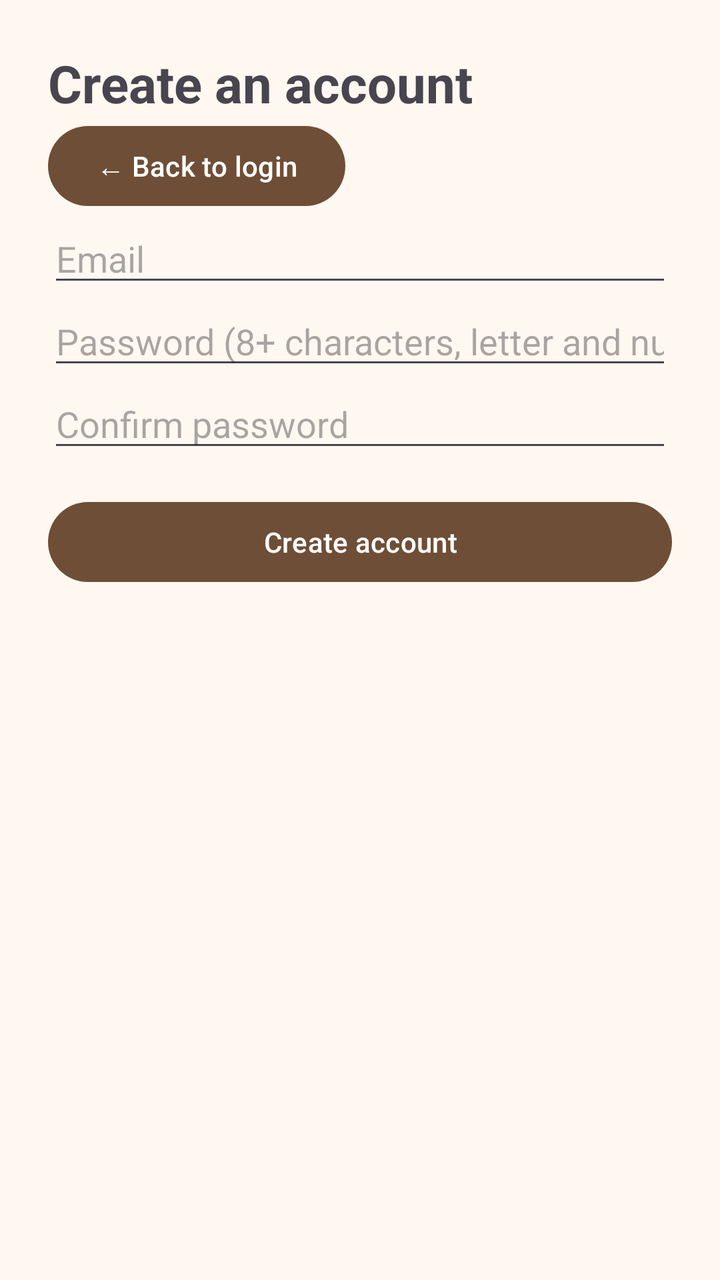
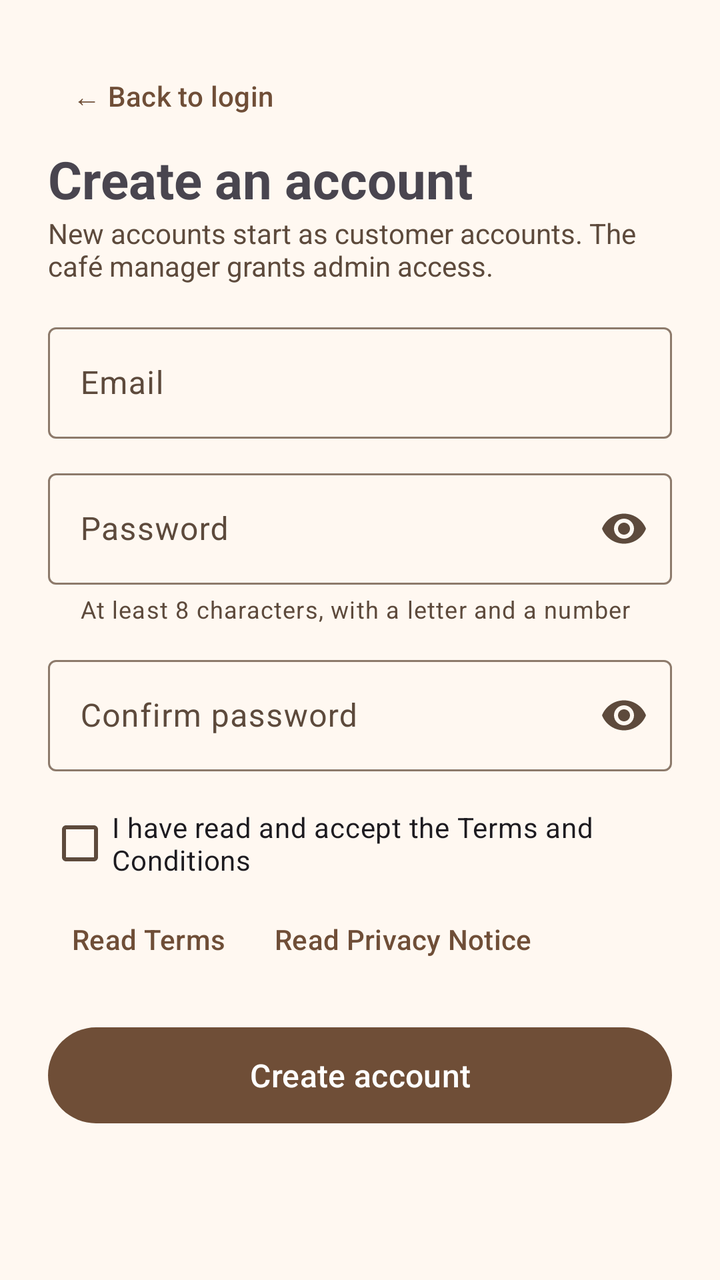

Two renders of the same Android screen: before a commit and after it. Below are the layout's source before the change and the commit's diff.
<!-- AndroidManifest.xml: application theme Theme.SmartCafeAdmin -->
<!-- res/layout/activity_register.xml -->
<?xml version="1.0" encoding="utf-8"?>
<LinearLayout xmlns:android="http://schemas.android.com/apk/res/android"
    android:id="@+id/main"
    android:layout_width="match_parent"
    android:layout_height="match_parent"
    android:orientation="vertical"
    android:padding="24dp">

    <TextView
        android:layout_width="wrap_content"
        android:layout_height="wrap_content"
        android:text="Create an account"
        android:textSize="26sp"
        android:textStyle="bold" />

    <Button
        android:id="@+id/buttonBack"
        android:layout_width="wrap_content"
        android:layout_height="wrap_content"
        android:text="← Back to login" />

    <EditText
        android:id="@+id/editEmail"
        android:layout_width="match_parent"
        android:layout_height="wrap_content"
        android:hint="Email"
        android:inputType="textEmailAddress" />

    <EditText
        android:id="@+id/editPassword"
        android:layout_width="match_parent"
        android:layout_height="wrap_content"
        android:hint="Password (8+ characters, letter and number)"
        android:inputType="textPassword" />

    <EditText
        android:id="@+id/editConfirm"
        android:layout_width="match_parent"
        android:layout_height="wrap_content"
        android:hint="Confirm password"
        android:inputType="textPassword" />

    <TextView
        android:id="@+id/textError"
        android:layout_width="match_parent"
        android:layout_height="wrap_content"
        android:layout_marginTop="8dp"
        android:textColor="#B3261E"
        android:visibility="gone" />

    <ProgressBar
        android:id="@+id/progress"
        android:layout_width="wrap_content"
        android:layout_height="wrap_content"
        android:layout_gravity="center_horizontal"
        android:layout_marginTop="8dp"
        android:visibility="gone" />

    <Button
        android:id="@+id/buttonCreate"
        android:layout_width="match_parent"
        android:layout_height="wrap_content"
        android:layout_marginTop="16dp"
        android:text="Create account" />

</LinearLayout>
<!-- resources referenced by this layout -->
<resources>
  <style name="Theme.SmartCafeAdmin" parent="Base.Theme.SmartCafeAdmin" />
  <style name="Base.Theme.SmartCafeAdmin" parent="Theme.Material3.Light.NoActionBar">
          <item name="colorPrimary">#6F4E37</item>
          <item name="colorOnPrimary">#FFFFFF</item>
          <item name="colorPrimaryContainer">#F3E5D8</item>
          <item name="colorOnPrimaryContainer">#3E2723</item>
  
          <item name="colorSecondary">#A47148</item>
          <item name="colorOnSecondary">#FFFFFF</item>
          <item name="colorSecondaryContainer">#F6E3CF</item>
          <item name="colorOnSecondaryContainer">#3E2723</item>
  
          <item name="android:colorBackground">#FFF8F1</item>
          <item name="colorOnBackground">#2B1D14</item>
          <item name="colorSurface">#FFF8F1</item>
          <item name="colorOnSurface">#2B1D14</item>
          <item name="colorSurfaceVariant">#EFE0D2</item>
          <item name="colorOnSurfaceVariant">#5D4A3C</item>
          <item name="colorOutline">#8D7A6B</item>
  
          <item name="android:windowLightStatusBar">true</item>
      </style>
</resources>

<!-- the commit's change to res/layout/activity_register.xml (unified diff, before → after) -->
@@ -1,66 +1,131 @@
 <?xml version="1.0" encoding="utf-8"?>
-<LinearLayout xmlns:android="http://schemas.android.com/apk/res/android"
+<ScrollView xmlns:android="http://schemas.android.com/apk/res/android"
+    xmlns:app="http://schemas.android.com/apk/res-auto"
     android:id="@+id/main"
     android:layout_width="match_parent"
-    android:layout_height="match_parent"
-    android:orientation="vertical"
-    android:padding="24dp">
+    android:layout_height="match_parent">
 
-    <TextView
-        android:layout_width="wrap_content"
-        android:layout_height="wrap_content"
-        android:text="Create an account"
-        android:textSize="26sp"
-        android:textStyle="bold" />
-
-    <Button
-        android:id="@+id/buttonBack"
-        android:layout_width="wrap_content"
-        android:layout_height="wrap_content"
-        android:text="← Back to login" />
-
-    <EditText
-        android:id="@+id/editEmail"
+    <LinearLayout
         android:layout_width="match_parent"
         android:layout_height="wrap_content"
-        android:hint="Email"
-        android:inputType="textEmailAddress" />
+        android:orientation="vertical"
+        android:padding="24dp">
 
-    <EditText
-        android:id="@+id/editPassword"
-        android:layout_width="match_parent"
-        android:layout_height="wrap_content"
-        android:hint="Password (8+ characters, letter and number)"
-        android:inputType="textPassword" />
+        <Button
+            android:id="@+id/buttonBack"
+            style="@style/Widget.Material3.Button.TextButton"
+            android:layout_width="wrap_content"
+            android:layout_height="wrap_content"
+            android:text="← Back to login" />
 
-    <EditText
-        android:id="@+id/editConfirm"
-        android:layout_width="match_parent"
-        android:layout_height="wrap_content"
-        android:hint="Confirm password"
-        android:inputType="textPassword" />
+        <TextView
+            android:layout_width="wrap_content"
+            android:layout_height="wrap_content"
+            android:text="Create an account"
+            android:textSize="26sp"
+            android:textStyle="bold" />
 
-    <TextView
-        android:id="@+id/textError"
-        android:layout_width="match_parent"
-        android:layout_height="wrap_content"
-        android:layout_marginTop="8dp"
-        android:textColor="#B3261E"
-        android:visibility="gone" />
+        <TextView
+            android:layout_width="wrap_content"
+            android:layout_height="wrap_content"
+            android:layout_marginBottom="16dp"
+            android:text="New accounts start as customer accounts. The café manager grants admin access."
+            android:textColor="#5D4A3C" />
 
-    <ProgressBar
-        android:id="@+id/progress"
-        android:layout_width="wrap_content"
-        android:layout_height="wrap_content"
-        android:layout_gravity="center_horizontal"
-        android:layout_marginTop="8dp"
-        android:visibility="gone" />
+        <com.google.android.material.textfield.TextInputLayout
+            style="@style/Widget.Material3.TextInputLayout.OutlinedBox"
+            android:layout_width="match_parent"
+            android:layout_height="wrap_content"
+            android:hint="Email">
 
-    <Button
-        android:id="@+id/buttonCreate"
-        android:layout_width="match_parent"
-        android:layout_height="wrap_content"
-        android:layout_marginTop="16dp"
-        android:text="Create account" />
+            <com.google.android.material.textfield.TextInputEditText
+                android:id="@+id/editEmail"
+                android:layout_width="match_parent"
+                android:layout_height="wrap_content"
+                android:inputType="textEmailAddress" />
+        </com.google.android.material.textfield.TextInputLayout>
 
-</LinearLayout>
+        <com.google.android.material.textfield.TextInputLayout
+            style="@style/Widget.Material3.TextInputLayout.OutlinedBox"
+            android:layout_width="match_parent"
+            android:layout_height="wrap_content"
+            android:layout_marginTop="12dp"
+            android:hint="Password"
+            app:endIconMode="password_toggle"
+            app:helperText="At least 8 characters, with a letter and a number">
+
+            <com.google.android.material.textfield.TextInputEditText
+                android:id="@+id/editPassword"
+                android:layout_width="match_parent"
+                android:layout_height="wrap_content"
+                android:inputType="textPassword" />
+        </com.google.android.material.textfield.TextInputLayout>
+
+        <com.google.android.material.textfield.TextInputLayout
+            style="@style/Widget.Material3.TextInputLayout.OutlinedBox"
+            android:layout_width="match_parent"
+            android:layout_height="wrap_content"
+            android:layout_marginTop="12dp"
+            android:hint="Confirm password"
+            app:endIconMode="password_toggle">
+
+            <com.google.android.material.textfield.TextInputEditText
+                android:id="@+id/editConfirm"
+                android:layout_width="match_parent"
+                android:layout_height="wrap_content"
+                android:inputType="textPassword" />
+        </com.google.android.material.textfield.TextInputLayout>
+
+        <CheckBox
+            android:id="@+id/checkTerms"
+            android:layout_width="match_parent"
+            android:layout_height="wrap_content"
+            android:layout_marginTop="12dp"
+            android:text="I have read and accept the Terms and Conditions" />
+
+        <LinearLayout
+            android:layout_width="match_parent"
+            android:layout_height="wrap_content"
+            android:orientation="horizontal">
+
+            <Button
+                android:id="@+id/buttonTerms"
+                style="@style/Widget.Material3.Button.TextButton"
+                android:layout_width="wrap_content"
+                android:layout_height="wrap_content"
+                android:text="Read Terms" />
+
+            <Button
+                android:id="@+id/buttonPrivacy"
+                style="@style/Widget.Material3.Button.TextButton"
+                android:layout_width="wrap_content"
+                android:layout_height="wrap_content"
+                android:text="Read Privacy Notice" />
+        </LinearLayout>
+
+        <TextView
+            android:id="@+id/textError"
+            android:layout_width="match_parent"
+            android:layout_height="wrap_content"
+            android:layout_marginTop="8dp"
+            android:textColor="#B3261E"
+            android:visibility="gone" />
+
+        <ProgressBar
+            android:id="@+id/progress"
+            android:layout_width="wrap_content"
+            android:layout_height="wrap_content"
+            android:layout_gravity="center_horizontal"
+            android:layout_marginTop="8dp"
+            android:visibility="gone" />
+
+        <Button
+            android:id="@+id/buttonCreate"
+            android:layout_width="match_parent"
+            android:layout_height="56dp"
+            android:layout_marginTop="16dp"
+            android:text="Create account"
+            android:textSize="16sp" />
+
+    </LinearLayout>
+</ScrollView>
